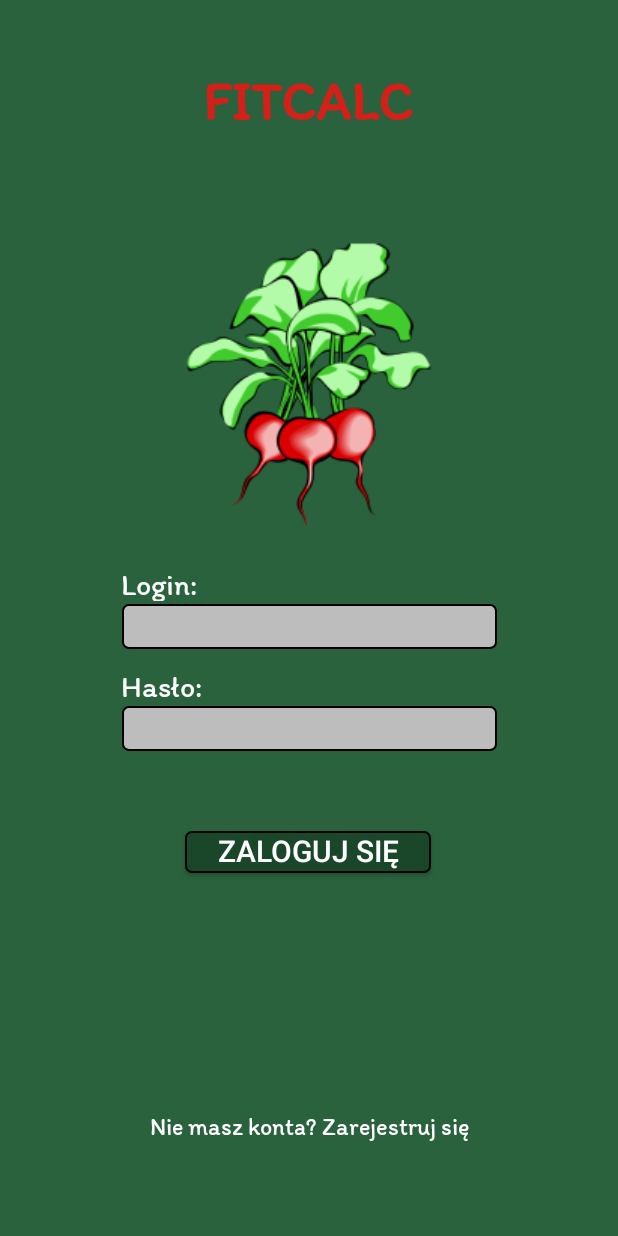
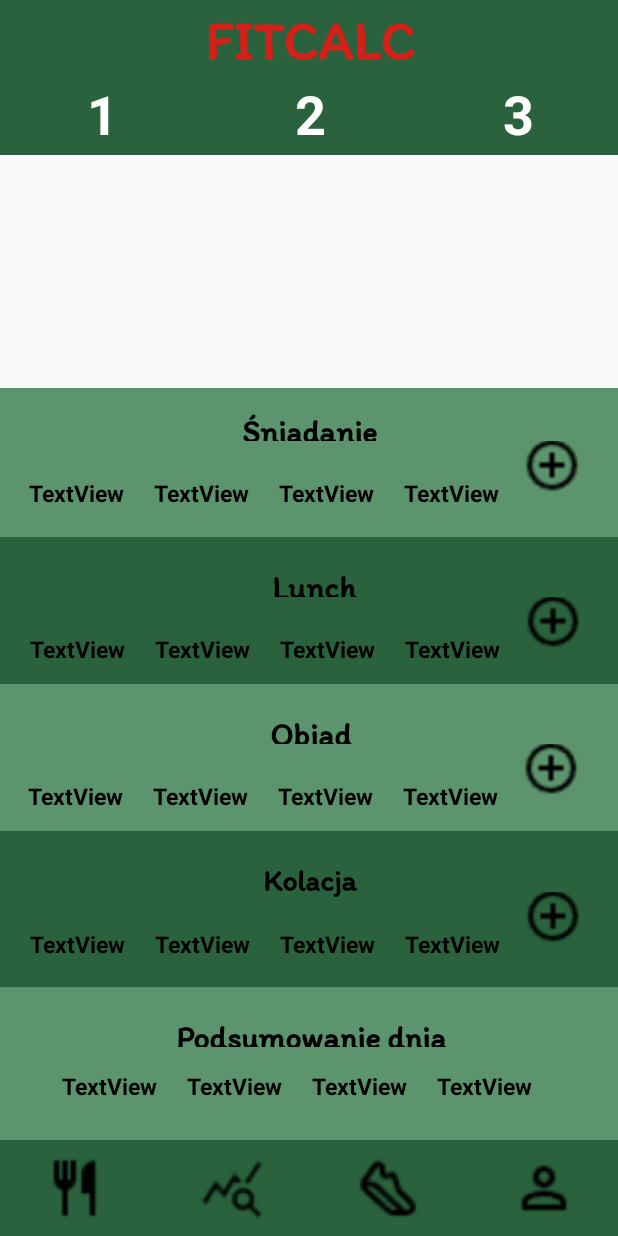
Before and after one commit to Lebron02/FITCALC, an Android app: the screen it shows after launch (LoginActivity), on a phone screen of 412 x 824 dp. Run offline under Robolectric (Android 15) with nearby library versions, the phone set to English and light mode, and no system bars.

Commit message:
Utworzenie aktywności oraz widoku jadłospisu.

```diff
--- a/app/build.gradle.kts
+++ b/app/build.gradle.kts
@@ -9,7 +9,7 @@ android {
     defaultConfig {
         applicationId = "com.example.fitcalc"
         minSdk = 26
-        targetSdk = 33
+        targetSdk = 34
         versionCode = 1
         versionName = "1.0"
 
--- a/app/src/main/AndroidManifest.xml
+++ b/app/src/main/AndroidManifest.xml
@@ -11,7 +11,7 @@
         android:roundIcon="@mipmap/ic_launcher_round"
         android:supportsRtl="true"
         android:theme="@style/Theme.Fitcalc"
-        tools:targetApi="31">
+        tools:targetApi="34">
         <activity
             android:name=".LoginActivity"
             android:exported="true">
--- a/app/src/main/java/com/example/fitcalc/LoginActivity.java
+++ b/app/src/main/java/com/example/fitcalc/LoginActivity.java
@@ -17,25 +17,25 @@ public class LoginActivity extends AppCompatActivity {
     @Override
     protected void onCreate(Bundle savedInstanceState) {
         super.onCreate(savedInstanceState);
-        setContentView(R.layout.activity_login);
+        setContentView(R.layout.activity_diet);
 
-        editTextLogin = findViewById(R.id.inputlogin);
-        editTextPassword = findViewById(R.id.inputpassword);
-        buttonLogin = findViewById(R.id.loginbutton);
-        //textViewRegister = findViewById(R.id.textregister);
-
-        buttonLogin.setOnClickListener(new View.OnClickListener() {
-            @Override
-            public void onClick(View v) {
-                // Logika logowania
-            }
-        });
-
-        textViewRegister.setOnClickListener(new View.OnClickListener() {
-            @Override
-            public void onClick(View v) {
-                // Przejdź do aktywności rejestracji
-            }
-        });
+//        editTextLogin = findViewById(R.id.inputlogin);
+//        editTextPassword = findViewById(R.id.inputpassword);
+//        buttonLogin = findViewById(R.id.loginbutton);
+//        //textViewRegister = findViewById(R.id.textregister);
+//
+//        buttonLogin.setOnClickListener(new View.OnClickListener() {
+//            @Override
+//            public void onClick(View v) {
+//                // Logika logowania
+//            }
+//        });
+//
+//        textViewRegister.setOnClickListener(new View.OnClickListener() {
+//            @Override
+//            public void onClick(View v) {
+//                // Przejdź do aktywności rejestracji
+//            }
+//        });
     }
 }
--- /dev/null
+++ b/app/src/main/res/layout/activity_diet.xml
@@ -0,0 +1,531 @@
+<?xml version="1.0" encoding="utf-8"?>
+<androidx.constraintlayout.widget.ConstraintLayout xmlns:android="http://schemas.android.com/apk/res/android"
+    xmlns:app="http://schemas.android.com/apk/res-auto"
+    xmlns:tools="http://schemas.android.com/tools"
+    android:layout_width="match_parent"
+    android:layout_height="match_parent">
+
+    <LinearLayout
+        android:id="@+id/linearLayout_header"
+        android:layout_width="416dp"
+        android:layout_height="103dp"
+        android:background="@color/background"
+        android:orientation="vertical"
+        app:layout_constraintEnd_toEndOf="parent"
+        app:layout_constraintStart_toStartOf="parent"
+        app:layout_constraintTop_toTopOf="parent">
+
+        <LinearLayout
+            android:layout_width="match_parent"
+            android:layout_height="wrap_content"
+            android:orientation="vertical">
+
+            <TextView
+                android:id="@+id/textapp2"
+                android:layout_width="match_parent"
+                android:layout_height="61dp"
+                android:fontFamily="@font/itimregular"
+                android:gravity="center"
+                android:text="FITCALC"
+                android:textColor="@color/red"
+                android:textSize="36sp"
+                android:textStyle="bold" />
+
+            <LinearLayout
+                android:id="@+id/linearLayout7"
+                android:layout_width="match_parent"
+                android:layout_height="40dp"
+                android:background="@color/background"
+                android:orientation="horizontal"
+                android:layout_marginTop="-10dp">
+
+                <TextView
+                    android:id="@+id/textView_yesterday"
+                    android:layout_width="0dp"
+                    android:layout_height="wrap_content"
+                    android:layout_weight="1"
+                    android:gravity="center"
+                    android:textColor="@color/white"
+                    android:textStyle="bold"
+                    android:textSize="36dp"
+                    android:text="1" />
+
+                <TextView
+                    android:id="@+id/textView_today"
+                    android:layout_width="0dp"
+                    android:layout_height="wrap_content"
+                    android:layout_weight="1"
+                    android:gravity="center"
+                    android:textColor="@color/white"
+                    android:textStyle="bold"
+                    android:textSize="36dp"
+                    android:text="2" />
+
+                <TextView
+                    android:id="@+id/textView_tomorrow"
+                    android:layout_width="0dp"
+                    android:layout_height="wrap_content"
+                    android:layout_weight="1"
+                    android:gravity="center"
+                    android:textColor="@color/white"
+                    android:textStyle="bold"
+                    android:textSize="36dp"
+                    android:text="3" />
+            </LinearLayout>
+        </LinearLayout>
+    </LinearLayout>
+
+    <LinearLayout
+        android:layout_width="413dp"
+        android:layout_height="99dp"
+        android:background="@color/lightbackground"
+        android:orientation="vertical"
+        app:layout_constraintBottom_toTopOf="@+id/linearLayout_L"
+        app:layout_constraintEnd_toEndOf="parent"
+        app:layout_constraintHorizontal_bias="1.0"
+        app:layout_constraintStart_toStartOf="parent">
+
+
+        <TextView
+            android:id="@+id/textview_sniadanie"
+            android:layout_width="match_parent"
+            android:layout_height="20dp"
+            android:layout_gravity="center_horizontal"
+            android:layout_marginTop="15dp"
+            android:fontFamily="@font/itimregular"
+            android:gravity="center"
+            android:text="Śniadanie"
+            android:textColor="@color/black"
+            android:textSize="21sp"
+            android:textStyle="bold" />
+
+        <LinearLayout
+            android:layout_width="match_parent"
+            android:layout_height="match_parent"
+            android:orientation="horizontal">
+
+            <TextView
+                android:id="@+id/textview_sniadanie_kcal"
+                android:layout_width="wrap_content"
+                android:layout_height="wrap_content"
+                android:layout_marginStart="20dp"
+                android:layout_marginTop="15dp"
+                android:textSize="15dp"
+                android:textStyle="bold"
+                android:textColor="@color/black"
+                android:text="TextView" />
+
+            <TextView
+                android:id="@+id/textview_sniadanie_b"
+                android:layout_width="wrap_content"
+                android:layout_height="wrap_content"
+                android:layout_marginStart="20dp"
+                android:layout_marginTop="15dp"
+                android:textSize="15dp"
+                android:textStyle="bold"
+                android:textColor="@color/black"
+                android:text="TextView" />
+
+            <TextView
+                android:id="@+id/textview_sniadanie_t"
+                android:layout_width="wrap_content"
+                android:layout_height="wrap_content"
+                android:layout_marginStart="20dp"
+                android:layout_marginTop="15dp"
+                android:textSize="15dp"
+                android:textStyle="bold"
+                android:textColor="@color/black"
+                android:text="TextView" />
+
+            <TextView
+                android:id="@+id/textview_sniadanie_w"
+                android:layout_width="wrap_content"
+                android:layout_height="wrap_content"
+                android:layout_marginStart="20dp"
+                android:layout_marginTop="15dp"
+                android:textSize="15dp"
+                android:textStyle="bold"
+                android:textColor="@color/black"
+                android:text="TextView" />
+
+            <Button
+                android:id="@+id/textview_sniadanie_button"
+                android:layout_width="40dp"
+                android:layout_height="40dp"
+                android:layout_marginTop="-4dp"
+                android:layout_marginLeft="15dp"
+                android:background="@drawable/add" />
+        </LinearLayout>
+    </LinearLayout>
+
+    <LinearLayout
+        android:id="@+id/linearLayout_L"
+        android:layout_width="417dp"
+        android:layout_height="98dp"
+        android:background="@color/background"
+        android:orientation="vertical"
+        app:layout_constraintBottom_toTopOf="@+id/linearLayout_O"
+        app:layout_constraintEnd_toEndOf="parent"
+        app:layout_constraintHorizontal_bias="0.0"
+        app:layout_constraintStart_toStartOf="parent">
+
+        <TextView
+            android:id="@+id/textview_lunch"
+            android:layout_width="match_parent"
+            android:layout_height="20dp"
+            android:layout_gravity="center_horizontal"
+            android:layout_marginTop="20dp"
+            android:fontFamily="@font/itimregular"
+            android:gravity="center"
+            android:text="Lunch"
+            android:textColor="@color/black"
+            android:textSize="21sp"
+            android:textStyle="bold" />
+
+        <LinearLayout
+            android:layout_width="match_parent"
+            android:layout_height="match_parent"
+            android:orientation="horizontal">
+
+            <TextView
+                android:id="@+id/textview_lunch_kcal"
+                android:layout_width="wrap_content"
+                android:layout_height="wrap_content"
+                android:layout_marginStart="20dp"
+                android:layout_marginTop="15dp"
+                android:text="TextView"
+                android:textColor="@color/black"
+                android:textSize="15dp"
+                android:textStyle="bold" />
+
+            <TextView
+                android:id="@+id/textview_lunch_b"
+                android:layout_width="wrap_content"
+                android:layout_height="wrap_content"
+                android:layout_marginStart="20dp"
+                android:layout_marginTop="15dp"
+                android:text="TextView"
+                android:textColor="@color/black"
+                android:textSize="15dp"
+                android:textStyle="bold" />
+
+            <TextView
+                android:id="@+id/textview_lunch_t"
+                android:layout_width="wrap_content"
+                android:layout_height="wrap_content"
+                android:layout_marginStart="20dp"
+                android:layout_marginTop="15dp"
+                android:text="TextView"
+                android:textColor="@color/black"
+                android:textSize="15dp"
+                android:textStyle="bold" />
+
+            <TextView
+                android:id="@+id/textview_lunch_w"
+                android:layout_width="wrap_content"
+                android:layout_height="wrap_content"
+                android:layout_marginStart="20dp"
+                android:layout_marginTop="15dp"
+                android:text="TextView"
+                android:textColor="@color/black"
+                android:textSize="15dp"
+                android:textStyle="bold" />
+
+            <Button
+                android:id="@+id/textview_lunch_button"
+                android:layout_width="40dp"
+                android:layout_height="40dp"
+                android:layout_marginLeft="15dp"
+                android:layout_marginTop="-4dp"
+                android:background="@drawable/add" />
+        </LinearLayout>
+    </LinearLayout>
+
+    <LinearLayout
+        android:id="@+id/linearLayout_O"
+        android:layout_width="416dp"
+        android:layout_height="98dp"
+        android:background="@color/lightbackground"
+        android:orientation="vertical"
+        app:layout_constraintBottom_toTopOf="@+id/linearLayout_K"
+        app:layout_constraintEnd_toEndOf="parent"
+        app:layout_constraintStart_toStartOf="parent">
+
+        <TextView
+            android:id="@+id/textview_obiad"
+            android:layout_width="match_parent"
+            android:layout_height="20dp"
+            android:layout_gravity="center_horizontal"
+            android:layout_marginTop="20dp"
+            android:fontFamily="@font/itimregular"
+            android:gravity="center"
+            android:text="Obiad"
+            android:textColor="@color/black"
+            android:textSize="21sp"
+            android:textStyle="bold" />
+
+        <LinearLayout
+            android:layout_width="match_parent"
+            android:layout_height="match_parent"
+            android:orientation="horizontal">
+
+            <TextView
+                android:id="@+id/textview_obiad_kcal"
+                android:layout_width="wrap_content"
+                android:layout_height="wrap_content"
+                android:layout_marginStart="20dp"
+                android:layout_marginTop="15dp"
+                android:textSize="15dp"
+                android:textStyle="bold"
+                android:textColor="@color/black"
+                android:text="TextView" />
+
+            <TextView
+                android:id="@+id/textview_obiad_b"
+                android:layout_width="wrap_content"
+                android:layout_height="wrap_content"
+                android:layout_marginStart="20dp"
+                android:layout_marginTop="15dp"
+                android:textSize="15dp"
+                android:textStyle="bold"
+                android:textColor="@color/black"
+                android:text="TextView" />
+
+            <TextView
+                android:id="@+id/textview_obiad_t"
+                android:layout_width="wrap_content"
+                android:layout_height="wrap_content"
+                android:layout_marginStart="20dp"
+                android:layout_marginTop="15dp"
+                android:textSize="15dp"
+                android:textStyle="bold"
+                android:textColor="@color/black"
+                android:text="TextView" />
+
+            <TextView
+                android:id="@+id/textview_obiad_w"
+                android:layout_width="wrap_content"
+                android:layout_height="wrap_content"
+                android:layout_marginStart="20dp"
+                android:layout_marginTop="15dp"
+                android:textSize="15dp"
+                android:textStyle="bold"
+                android:textColor="@color/black"
+                android:text="TextView" />
+
+            <Button
+                android:id="@+id/textview_obiad_button"
+                android:layout_width="40dp"
+                android:layout_height="40dp"
+                android:layout_marginTop="-4dp"
+                android:layout_marginLeft="15dp"
+                android:background="@drawable/add" />
+        </LinearLayout>
+    </LinearLayout>
+
+    <LinearLayout
+        android:id="@+id/linearLayout_K"
+        android:layout_width="412dp"
+        android:layout_height="104dp"
+        android:background="@color/background"
+        android:orientation="vertical"
+        app:layout_constraintBottom_toTopOf="@+id/linearLayout_P"
+        app:layout_constraintEnd_toEndOf="parent"
+        app:layout_constraintStart_toStartOf="parent">
+
+        <TextView
+            android:id="@+id/textview_kolacja"
+            android:layout_width="match_parent"
+            android:layout_height="24dp"
+            android:layout_gravity="center_horizontal"
+            android:layout_marginTop="20dp"
+            android:layout_marginBottom="-3dp"
+            android:gravity="center"
+            android:fontFamily="@font/itimregular"
+            android:textStyle="bold"
+            android:textColor="@color/black"
+            android:textSize="20sp"
+            android:text="Kolacja" />
+
+        <LinearLayout
+            android:layout_width="match_parent"
+            android:layout_height="match_parent"
+            android:orientation="horizontal">
+
+            <TextView
+                android:id="@+id/textview_kolacja_kcal"
+                android:layout_width="wrap_content"
+                android:layout_height="wrap_content"
+                android:layout_marginStart="20dp"
+                android:layout_marginTop="15dp"
+                android:textSize="15dp"
+                android:textStyle="bold"
+                android:textColor="@color/black"
+                android:text="TextView" />
+
+            <TextView
+                android:id="@+id/textview_kolacja_b"
+                android:layout_width="wrap_content"
+                android:layout_height="wrap_content"
+                android:layout_marginStart="20dp"
+                android:layout_marginTop="15dp"
+                android:textSize="15dp"
+                android:textStyle="bold"
+                android:textColor="@color/black"
+                android:text="TextView" />
+
+            <TextView
+                android:id="@+id/textview_kolacja_t"
+                android:layout_width="wrap_content"
+                android:layout_height="wrap_content"
+                android:layout_marginStart="20dp"
+                android:layout_marginTop="15dp"
+                android:textSize="15dp"
+                android:textStyle="bold"
+                android:textColor="@color/black"
+                android:text="TextView" />
+
+            <TextView
+                android:id="@+id/textview_kolacja_w"
+                android:layout_width="wrap_content"
+                android:layout_height="wrap_content"
+                android:layout_marginStart="20dp"
+                android:layout_marginTop="15dp"
+                android:textSize="15dp"
+                android:textStyle="bold"
+                android:textColor="@color/black"
+                android:text="TextView" />
+
+            <Button
+                android:id="@+id/textview_kolacja_button"
+                android:layout_height="40dp"
+                android:layout_width="40dp"
+                android:layout_marginTop="-4dp"
+                android:layout_marginLeft="15dp"
+                android:background="@drawable/add" />
+        </LinearLayout>
+    </LinearLayout>
+
+    <LinearLayout
+        android:id="@+id/linearLayout_P"
+        android:layout_width="421dp"
+        android:layout_height="102dp"
+        android:background="@color/lightbackground"
+        android:orientation="vertical"
+        app:layout_constraintBottom_toTopOf="@+id/linearLayout_Footer"
+        app:layout_constraintEnd_toEndOf="parent"
+        app:layout_constraintStart_toStartOf="parent">
+
+        <TextView
+            android:id="@+id/textview_podsumowanie"
+            android:layout_width="match_parent"
+            android:layout_height="20dp"
+            android:layout_gravity="center_horizontal"
+            android:layout_marginTop="20dp"
+            android:fontFamily="@font/itimregular"
+            android:gravity="center"
+            android:text="Podsumowanie dnia"
+            android:textColor="@color/black"
+            android:textSize="21sp"
+            android:textStyle="bold" />
+
+        <LinearLayout
+            android:layout_width="match_parent"
+            android:layout_height="match_parent"
+            android:orientation="horizontal">
+
+            <TextView
+                android:id="@+id/textview_podsumowanie_kcal"
+                android:layout_width="wrap_content"
+                android:layout_height="wrap_content"
+                android:layout_marginStart="45dp"
+                android:layout_marginTop="15dp"
+                android:gravity="center"
+                android:textSize="15dp"
+                android:textStyle="bold"
+                android:textColor="@color/black"
+                android:text="TextView" />
+
+            <TextView
+                android:id="@+id/textview_podsumowanie_b"
+                android:layout_width="wrap_content"
+                android:layout_height="wrap_content"
+                android:layout_marginStart="20dp"
+                android:layout_marginTop="15dp"
+                android:gravity="center"
+                android:textSize="15dp"
+                android:textStyle="bold"
+                android:textColor="@color/black"
+                android:text="TextView" />
+
+            <TextView
+                android:id="@+id/textview_podsumowanie_t"
+                android:layout_width="wrap_content"
+                android:layout_height="wrap_content"
+                android:layout_marginStart="20dp"
+                android:layout_marginTop="15dp"
+                android:gravity="center"
+                android:textSize="15dp"
+                android:textStyle="bold"
+                android:textColor="@color/black"
+                android:text="TextView" />
+
+            <TextView
+                android:id="@+id/textview_podsumowanie_w"
+                android:layout_width="wrap_content"
+                android:layout_height="wrap_content"
+                android:layout_marginStart="20dp"
+                android:layout_marginTop="15dp"
+                android:gravity="center"
+                android:textSize="15dp"
+                android:textStyle="bold"
+                android:textColor="@color/black"
+                android:text="TextView" />
+        </LinearLayout>
+    </LinearLayout>
+
+    <LinearLayout
+        android:id="@+id/linearLayout_Footer"
+        android:layout_width="416dp"
+        android:layout_height="64dp"
+        android:background="@color/background"
+        android:gravity="center"
+        android:orientation="horizontal"
+        android:weightSum="4"
+        app:layout_constraintBottom_toBottomOf="parent"
+        app:layout_constraintEnd_toEndOf="parent"
+        app:layout_constraintStart_toStartOf="parent">
+
+        <ImageView
+            android:id="@+id/imageView7"
+            android:layout_width="44dp"
+            android:layout_height="44dp"
+            android:layout_weight="1"
+            app:srcCompat="@drawable/jedzenie" />
+
+        <ImageView
+            android:id="@+id/imageView6"
+            android:layout_width="44dp"
+            android:layout_height="44dp"
+            android:layout_weight="1"
+            app:srcCompat="@drawable/analiza" />
+
+        <ImageView
+            android:id="@+id/imageView5"
+            android:layout_width="44dp"
+            android:layout_height="44dp"
+            android:layout_weight="1"
+            app:srcCompat="@drawable/stopa" />
+
+        <ImageView
+            android:id="@+id/imageView4"
+            android:layout_width="44dp"
+            android:layout_height="44dp"
+            android:layout_weight="1"
+            app:srcCompat="@drawable/ludzik" />
+    </LinearLayout>
+
+
+
+
+</androidx.constraintlayout.widget.ConstraintLayout>
--- a/app/src/main/res/values/colors.xml
+++ b/app/src/main/res/values/colors.xml
@@ -3,6 +3,7 @@
     <color name="black">#FF000000</color>
     <color name="white">#FFFFFFFF</color>
     <color name="background">#2A623D</color>
+    <color name="lightbackground">#5C956D</color>
     <color name="gray">#BDBDBD</color>
     <color name="red">#D3211A</color>
     <color name="green_button">#1A472A</color>
```
